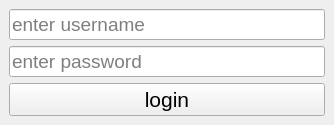
rabbittx/instagram_bot_InstaPy_GUI, file GuiQt/login.ui: the form before one commit.
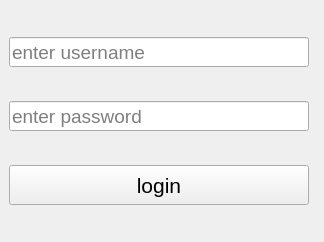
The form after the commit.

The edit to the form file:
```diff
--- a/GuiQt/login.ui
+++ b/GuiQt/login.ui
@@ -6,14 +6,20 @@
    <rect>
     <x>0</x>
     <y>0</y>
-    <width>334</width>
-    <height>0</height>
+    <width>324</width>
+    <height>242</height>
    </rect>
   </property>
   <property name="minimumSize">
    <size>
-    <width>334</width>
-    <height>0</height>
+    <width>324</width>
+    <height>242</height>
+   </size>
+  </property>
+  <property name="maximumSize">
+   <size>
+    <width>324</width>
+    <height>242</height>
    </size>
   </property>
   <property name="windowTitle">
@@ -25,8 +31,14 @@
      <widget class="QLineEdit" name="username">
       <property name="minimumSize">
        <size>
-        <width>5</width>
-        <height>5</height>
+        <width>300</width>
+        <height>30</height>
+       </size>
+      </property>
+      <property name="maximumSize">
+       <size>
+        <width>300</width>
+        <height>30</height>
        </size>
       </property>
       <property name="font">
@@ -54,8 +66,14 @@
      <widget class="QLineEdit" name="password">
       <property name="minimumSize">
        <size>
-        <width>5</width>
-        <height>5</height>
+        <width>300</width>
+        <height>30</height>
+       </size>
+      </property>
+      <property name="maximumSize">
+       <size>
+        <width>300</width>
+        <height>30</height>
        </size>
       </property>
       <property name="font">
@@ -84,6 +102,18 @@
     </item>
     <item>
      <widget class="QPushButton" name="loginb">
+      <property name="minimumSize">
+       <size>
+        <width>300</width>
+        <height>30</height>
+       </size>
+      </property>
+      <property name="maximumSize">
+       <size>
+        <width>300</width>
+        <height>40</height>
+       </size>
+      </property>
       <property name="font">
        <font>
         <pointsize>16</pointsize>
```
